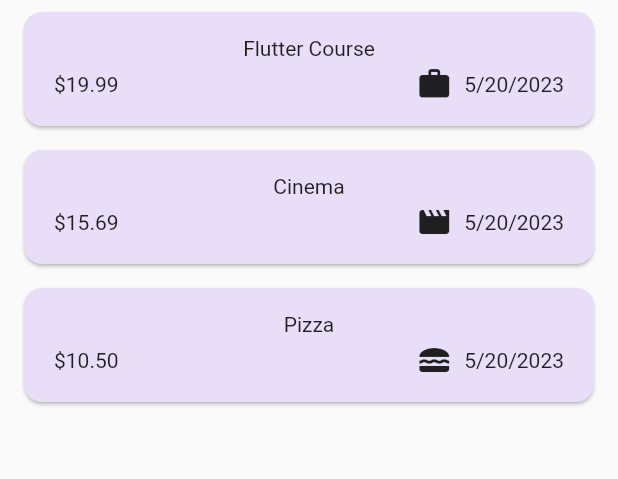
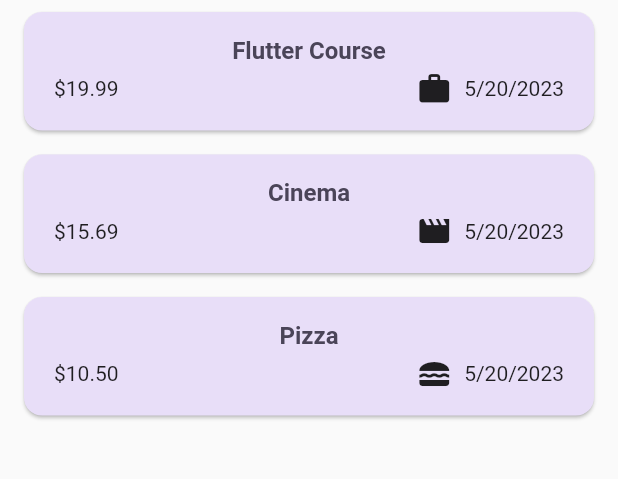
Before and after one commit to Mowgle88/expense_tracker, a Flutter app: the screen it shows after launch, on a phone screen of 412 x 824 dp, the part 108-587 px from its top. Run offline on Flutter 3.47's test engine with Material 2 defaults, Android fonts, the phone set to English and light mode, and no system bars.

Commit message:
feat: use Theme Data in Widgets

```diff
--- a/lib/widgets/expenses_list/expense_item.dart
+++ b/lib/widgets/expenses_list/expense_item.dart
@@ -16,7 +16,7 @@ class ExpenseItem extends StatelessWidget {
         ),
         child: Column(
           children: [
-            Text(expense.title),
+            Text(expense.title, style: Theme.of(context).textTheme.titleLarge),
             const SizedBox(
               height: 4,
             ),
--- a/lib/widgets/expenses_list/expenses_list.dart
+++ b/lib/widgets/expenses_list/expenses_list.dart
@@ -18,6 +18,11 @@ class ExpensesList extends StatelessWidget {
       itemCount: expenses.length,
       itemBuilder: (context, index) => Dismissible(
         key: ValueKey(expenses[index]),
+        background: Container(
+          color: Theme.of(context).colorScheme.error.withOpacity(0.5),
+          margin: EdgeInsetsDirectional.symmetric(
+              horizontal: Theme.of(context).cardTheme.margin!.horizontal),
+        ),
         onDismissed: (direction) => onRemoveExpense(expenses[index]),
         child: ExpenseItem(expenses[index]),
       ),
```
